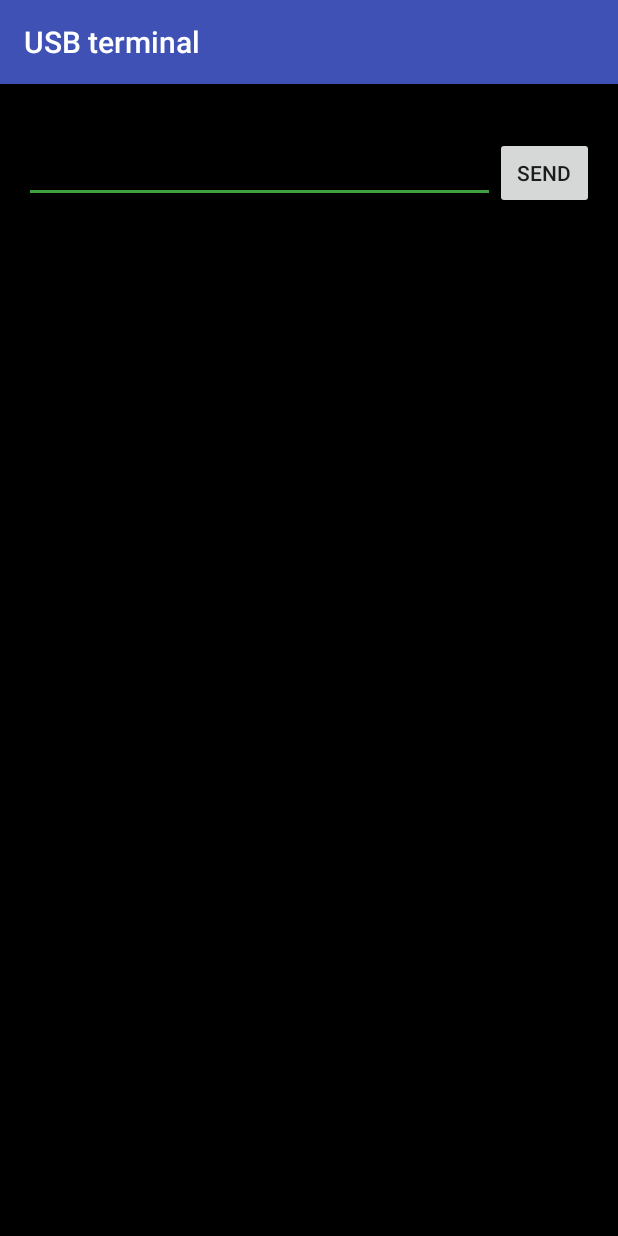
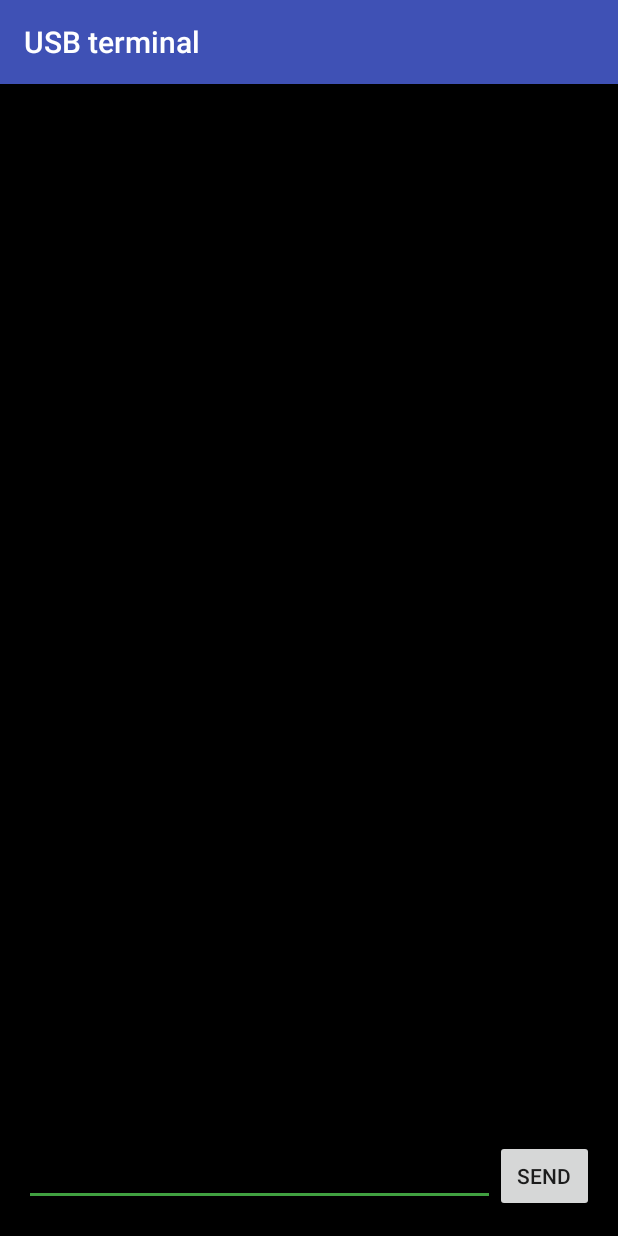
Before and after one commit to schn27/androidbeginer, an Android app: the screen it shows after launch (MainActivity), on a phone screen of 412 x 824 dp. Run offline under Robolectric (Android 15) with nearby library versions, the phone set to English and light mode, and no system bars.

```diff
--- a/app/src/main/java/luft27/usbserial/Manager.java
+++ b/app/src/main/java/luft27/usbserial/Manager.java
@@ -93,7 +93,7 @@ public class Manager {
 
 		if (usbDevice != null) {
 			port = new Port(usbManager, usbDevice);
-			connectStateHandler.onConnected(usbDevice.getDeviceName());
+			connectStateHandler.onConnected(String.format("VID=%04x PID=%04x", usbDevice.getVendorId(), usbDevice.getProductId()));
 		}
 	}
 
--- a/app/src/main/res/layout/activity_main.xml
+++ b/app/src/main/res/layout/activity_main.xml
@@ -11,24 +11,25 @@
     android:orientation="vertical"
     android:weightSum="1">
 
-    <LinearLayout
-        android:orientation="horizontal"
-        android:layout_width="match_parent"
-        android:layout_height="wrap_content">
+    <ScrollView
+        android:layout_width="fill_parent"
+        android:layout_height="fill_parent"
+        android:id="@+id/scrollView"
+        android:fillViewport="false"
+        android:layout_weight="1">
 
         <TextView
             style="@style/CodeFont"
-            android:layout_width="match_parent"
-            android:layout_height="wrap_content"
-            android:id="@+id/status"
-            />
-    </LinearLayout>
+            android:id="@+id/consoleOutput"
+            android:focusable="false"/>
+    </ScrollView>
 
     <LinearLayout
         android:orientation="horizontal"
         android:layout_width="match_parent"
         android:layout_height="wrap_content"
-        android:weightSum="1">
+        android:weightSum="1"
+        android:layout_weight="1">
 
         <EditText
             style="@style/CodeFont"
@@ -45,15 +46,4 @@
             android:singleLine="true" />
     </LinearLayout>
 
-    <ScrollView
-        android:layout_width="fill_parent"
-        android:layout_height="fill_parent"
-        android:id="@+id/scrollView"
-        android:fillViewport="true" >
-
-        <TextView
-            style="@style/CodeFont"
-            android:id="@+id/consoleOutput" />
-    </ScrollView>
-
 </LinearLayout>
```
Also changed, not shown: app/src/main/java/luft27/usbterminal/MainActivity.java (+8 -7 lines), app/src/main/java/luft27/usbterminal/TerminalEmulator.java (added, +78 -0 lines).
